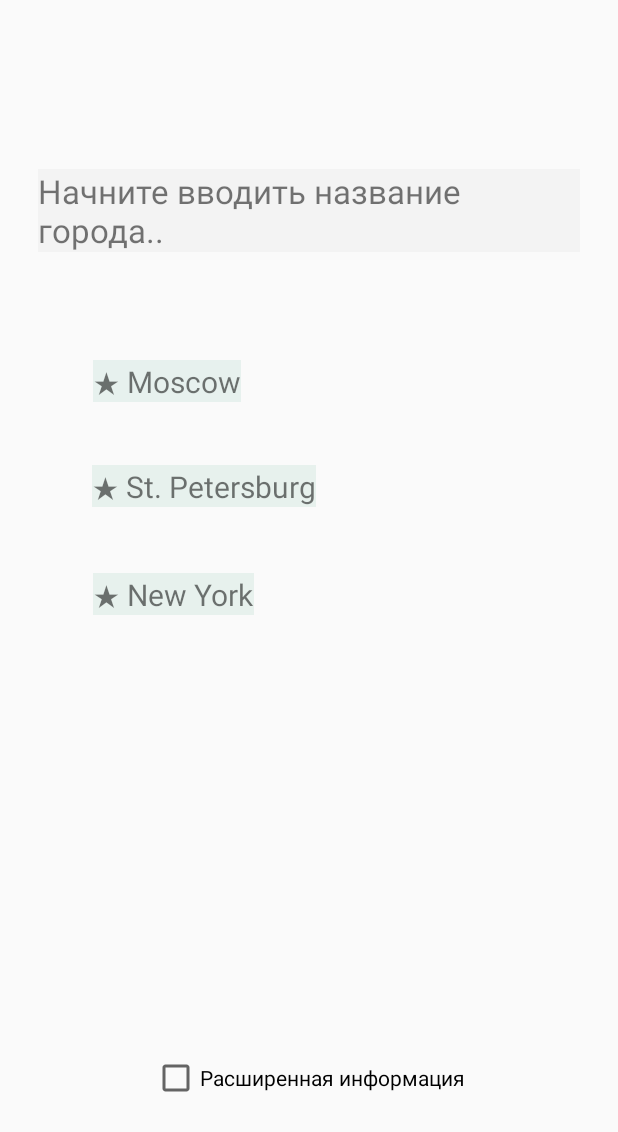
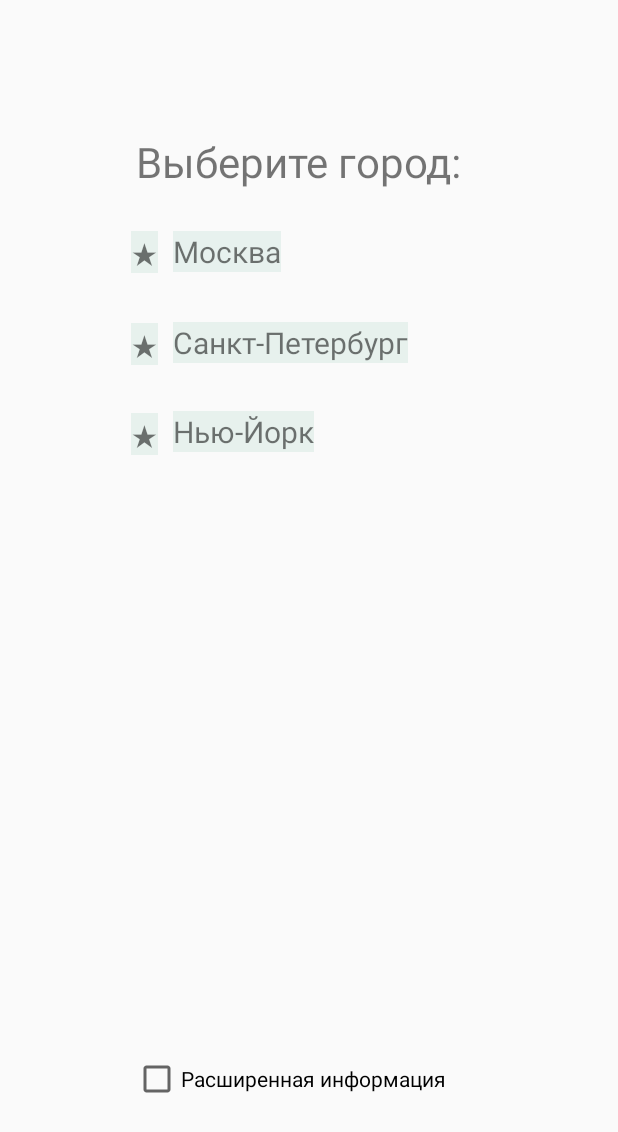
Before and after one commit to mpolyakov/android_basic, an Android app: the layout change_city.xml on its own in the app's theme, with its tools: preview values and no code run, on a phone screen of 412 x 824 dp. Shown: the top 1132 px of the screen. Run offline under Robolectric (Android 15) with nearby library versions, the phone set to English and light mode, and no system bars.

Commit message:
hw №4. связал два экрана через интенты. с первого экрана по нажатию на название города открывается второй экран, где можно из списка выбрать город и по нажатию вернуться на первый экран с новым значением города. чекбокс на втором экране влияет на отображение картинки с погодой на первом.

```diff
--- a/hw1lesson1/app/src/main/res/layout/change_city.xml
+++ b/hw1lesson1/app/src/main/res/layout/change_city.xml
@@ -7,23 +7,6 @@
     android:layout_height="match_parent"
     android:layout_margin="25dp">
 
-    <TextView
-        android:id="@+id/textView2"
-        android:layout_width="wrap_content"
-        android:layout_height="wrap_content"
-        android:layout_marginStart="8dp"
-        android:layout_marginTop="8dp"
-        android:layout_marginEnd="8dp"
-        android:layout_marginBottom="8dp"
-        android:background="#0F8D8B8B"
-        android:text="@string/writeCityName"
-        android:textSize="22sp"
-        app:layout_constraintBottom_toBottomOf="parent"
-        app:layout_constraintEnd_toEndOf="parent"
-        app:layout_constraintStart_toStartOf="parent"
-        app:layout_constraintTop_toTopOf="parent"
-        app:layout_constraintVertical_bias="0.113" />
-
     <CheckBox
         android:id="@+id/checkBox"
         android:layout_width="wrap_content"
@@ -32,66 +15,102 @@
         android:layout_marginTop="8dp"
         android:layout_marginEnd="8dp"
         android:layout_marginBottom="8dp"
+        android:onClick="onClickCheckBox"
         android:text="@string/moreInfo"
         app:layout_constraintBottom_toBottomOf="parent"
         app:layout_constraintEnd_toEndOf="parent"
-        app:layout_constraintHorizontal_bias="0.497"
+        app:layout_constraintHorizontal_bias="0.406"
         app:layout_constraintStart_toStartOf="parent"
         app:layout_constraintTop_toTopOf="parent"
-        app:layout_constraintVertical_bias="0.923" />
+        app:layout_constraintVertical_bias="0.924" />
+
+
+    <TextView
+        android:id="@+id/textView4"
+        android:layout_width="wrap_content"
+        android:layout_height="wrap_content"
+        android:layout_marginStart="10dp"
+        android:layout_marginTop="33dp"
+        android:background="#19359971"
+        android:onClick="onClick_spb"
+        android:text="@string/x2605_st_petersburg"
+        android:textSize="20sp"
+        app:layout_constraintStart_toEndOf="@+id/textView7"
+        app:layout_constraintTop_toBottomOf="@+id/textView3" />
 
     <TextView
         android:id="@+id/textView3"
         android:layout_width="wrap_content"
         android:layout_height="wrap_content"
-        android:layout_marginStart="8dp"
-        android:layout_marginTop="8dp"
-        android:layout_marginEnd="8dp"
-        android:layout_marginBottom="8dp"
+        android:layout_marginStart="10dp"
+        android:layout_marginTop="27dp"
         android:background="#19359979"
+        android:onClick="onClick_msk"
         android:text="@string/x2605_moscow"
         android:textSize="20sp"
-        app:layout_constraintBottom_toBottomOf="parent"
-        app:layout_constraintEnd_toEndOf="parent"
-        app:layout_constraintHorizontal_bias="0.116"
-        app:layout_constraintStart_toStartOf="parent"
-        app:layout_constraintTop_toTopOf="parent"
-        app:layout_constraintVertical_bias="0.283" />
-
-    <TextView
-        android:id="@+id/textView4"
-        android:layout_width="wrap_content"
-        android:layout_height="wrap_content"
-        android:layout_marginStart="8dp"
-        android:layout_marginTop="8dp"
-        android:layout_marginEnd="8dp"
-        android:layout_marginBottom="8dp"
-        android:background="#19359971"
-        android:text="@string/x2605_st_petersburg"
-        android:textSize="20sp"
-        app:layout_constraintBottom_toBottomOf="parent"
-        app:layout_constraintEnd_toEndOf="parent"
-        app:layout_constraintHorizontal_bias="0.144"
-        app:layout_constraintStart_toStartOf="parent"
-        app:layout_constraintTop_toTopOf="parent"
-        app:layout_constraintVertical_bias="0.379" />
+        app:layout_constraintStart_toEndOf="@+id/textView6"
+        app:layout_constraintTop_toBottomOf="@+id/textView2" />
 
     <TextView
         android:id="@+id/textView5"
         android:layout_width="wrap_content"
         android:layout_height="wrap_content"
-        android:layout_marginStart="8dp"
-        android:layout_marginTop="8dp"
-        android:layout_marginEnd="8dp"
-        android:layout_marginBottom="8dp"
+        android:layout_marginStart="10dp"
+        android:layout_marginTop="32dp"
         android:background="#19359971"
+        android:onClick="onClick_NY"
         android:text="@string/x2605_new_york"
         android:textSize="20sp"
-        app:layout_constraintBottom_toBottomOf="parent"
+        app:layout_constraintStart_toEndOf="@+id/textView8"
+        app:layout_constraintTop_toBottomOf="@+id/textView4" />
+
+    <TextView
+        android:id="@+id/textView2"
+        android:layout_width="wrap_content"
+        android:layout_height="wrap_content"
+        android:layout_marginStart="63dp"
+        android:layout_marginTop="63dp"
+        android:layout_marginEnd="77dp"
+        android:text="@string/choose_city"
+        android:textSize="28sp"
         app:layout_constraintEnd_toEndOf="parent"
-        app:layout_constraintHorizontal_bias="0.12"
         app:layout_constraintStart_toStartOf="parent"
-        app:layout_constraintTop_toTopOf="parent"
-        app:layout_constraintVertical_bias="0.478" />
+        app:layout_constraintTop_toTopOf="parent" />
+
+    <TextView
+        android:id="@+id/textView6"
+        android:layout_width="wrap_content"
+        android:layout_height="wrap_content"
+        android:layout_marginStart="62dp"
+        android:layout_marginTop="27dp"
+        android:background="#19359971"
+        android:text="@string/x2605"
+        android:textSize="20sp"
+        app:layout_constraintStart_toStartOf="parent"
+        app:layout_constraintTop_toBottomOf="@+id/textView2" />
+
+    <TextView
+        android:id="@+id/textView7"
+        android:layout_width="wrap_content"
+        android:layout_height="wrap_content"
+        android:layout_marginStart="62dp"
+        android:layout_marginTop="33dp"
+        android:background="#19359971"
+        android:text="@string/x2605"
+        android:textSize="20sp"
+        app:layout_constraintStart_toStartOf="parent"
+        app:layout_constraintTop_toBottomOf="@+id/textView6" />
+
+    <TextView
+        android:id="@+id/textView8"
+        android:layout_width="wrap_content"
+        android:layout_height="wrap_content"
+        android:layout_marginStart="62dp"
+        android:layout_marginTop="32dp"
+        android:background="#19359971"
+        android:text="@string/x2605"
+        android:textSize="20sp"
+        app:layout_constraintStart_toStartOf="parent"
+        app:layout_constraintTop_toBottomOf="@+id/textView7" />
 
 </androidx.constraintlayout.widget.ConstraintLayout>
--- a/hw1lesson1/app/src/main/res/values/strings.xml
+++ b/hw1lesson1/app/src/main/res/values/strings.xml
@@ -6,9 +6,14 @@
     <string name="nightmode">Ночной режим</string>
     <string name="writeCityName">Начните вводить название города..</string>
     <string name="moreInfo">Расширенная информация</string>
-    <string name="x2605_moscow">★ Moscow</string>
-    <string name="x2605_st_petersburg">★ St. Petersburg</string>
-    <string name="x2605_new_york">★ New York</string>
-    <string name="tt">+27</string>
+    <string name="x2605_moscow"> Москва</string>
+    <string name="x2605_st_petersburg"> Санкт-Петербург</string>
+    <string name="x2605_new_york"> Нью-Йорк</string>
+<!--    <string name="tt">+27</string>-->
+    <string name="changeCity_title">Выбор города</string>
+    <string name="shows_the_weather">Картинка показывает погоду визуально</string>
+    <string name="choose_city">Выберите город:</string>
+    <string name="x2605"> ★ </string>
+
 
 </resources>
```
Also changed, not shown: hw1lesson1/app/src/main/java/com/myapplication/myweather/MainActivity.java (+43 -2 lines), hw1lesson1/app/src/main/res/layout/activity_main.xml (+31 -26 lines).
